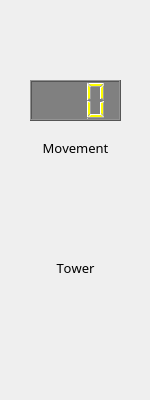
This is tank_game_gui/src/tankinfowidget.ui in joelottosson/cwg as Qt 5 draws it before an edit. The edited form follows.
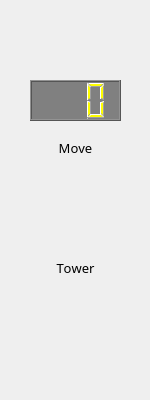
This is the edited form. Icons and pictures are not drawn.

Commit message: Changed text Movement to Move in gui

Diff of the .ui file:
```diff
--- a/tank_game_gui/src/tankinfowidget.ui
+++ b/tank_game_gui/src/tankinfowidget.ui
@@ -83,7 +83,7 @@
     </font>
    </property>
    <property name="text">
-    <string>Movement</string>
+    <string>Move</string>
    </property>
    <property name="alignment">
     <set>Qt::AlignCenter</set>
```
